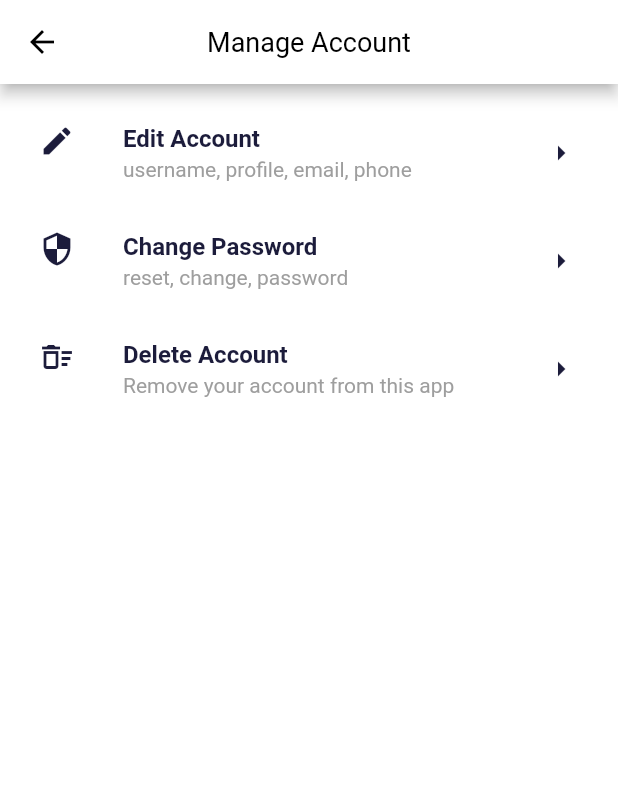
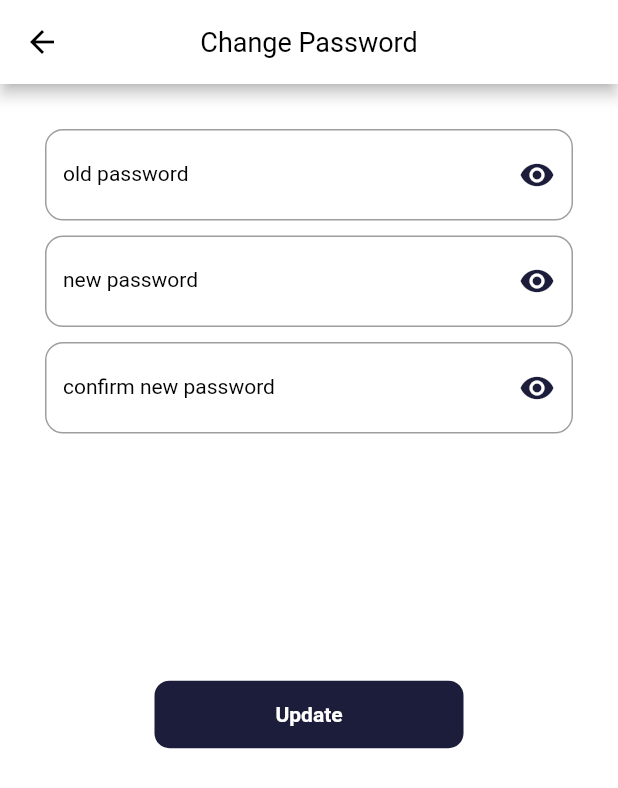
Before and after one commit to nasifayc/delta-bookstore-flutter, a Flutter app: the AccountPage screen opened by its route, after a tap on "Change Password", on a phone screen of 412 x 824 dp. Shown: the top 788 px of the screen. Run offline on Flutter 3.47's test engine with Material 3 defaults, Android fonts, the light colour scheme and no system bars; our stand-ins replace equatable, flutter_bloc, image_picker, lottie, shared_preferences, shimmer; accounts and stored records are empty; Roboto replaces fonts that are missing (roboto).

Commit message:
feature: change password feature

```diff
--- a/delta_ebookstore_app/lib/controllers/user/user_state.dart
+++ b/delta_ebookstore_app/lib/controllers/user/user_state.dart
@@ -8,6 +8,18 @@ abstract class UserState extends Equatable {
 final class UserInitial extends UserState {}
 
 final class UpdatingProfile extends UserState {}
+
+final class ChangingPassword extends UserState {}
+
+final class PasswordChangedSuccess extends UserState {}
+
+final class PasswordChangedFailure extends UserState {
+  final String error;
+
+  PasswordChangedFailure({required this.error});
+  @override
+  List<Object?> get props => [error];
+}
 
 final class UserProfileUpdatedSucceeded extends UserState {
   final String successMessage = "User profile updated successfully";
--- a/delta_ebookstore_app/lib/core/api_url.dart
+++ b/delta_ebookstore_app/lib/core/api_url.dart
@@ -1,5 +1,5 @@
 class ApiUrl {
-  static const String baseUrl = "http://192.168.0.100:4003";
+  static const String baseUrl = "http://192.168.218.212:4003";
 
   static const String signupUrl = "$baseUrl/api/auth/sign-up";
   static const String signinUrl = "$baseUrl/api/auth/sign-in";
@@ -10,4 +10,5 @@ class ApiUrl {
   static const String updateProfileUrl = "$baseUrl/api/user/update-profile";
   static const String userProfileImageUrl =
       "$baseUrl/uploads/user-profile-photo/";
+  static const String changePasswodUrl = "$baseUrl/api/auth/change-my-pwd";
 }
--- a/delta_ebookstore_app/lib/core/main_app.dart
+++ b/delta_ebookstore_app/lib/core/main_app.dart
@@ -6,6 +6,7 @@ import 'package:delta_ebookstore_app/screens/layouts/setting/account_page.dart';
 import 'package:delta_ebookstore_app/screens/layouts/login_page.dart';
 import 'package:delta_ebookstore_app/screens/layouts/otp_screen.dart';
 import 'package:delta_ebookstore_app/screens/layouts/search_page.dart';
+import 'package:delta_ebookstore_app/screens/layouts/setting/change_password.dart';
 import 'package:delta_ebookstore_app/screens/layouts/setting/edit_account.dart';
 import 'package:delta_ebookstore_app/screens/layouts/setting/setting_page.dart';
 import 'package:delta_ebookstore_app/screens/layouts/sign_up_page.dart';
@@ -50,6 +51,7 @@ class _MainAppState extends State<MainApp> {
             '/search': (context) => const SearchPage(),
             '/account': (context) => const AccountPage(),
             '/edit-account': (context) => const EditAccount(),
+            '/change-password': (context) => const ChangePassword()
           },
           home: const AppNavigator(),
         );
--- a/delta_ebookstore_app/lib/screens/layouts/setting/account_page.dart
+++ b/delta_ebookstore_app/lib/screens/layouts/setting/account_page.dart
@@ -66,7 +66,7 @@ class _AccountPageState extends State<AccountPage> {
                   color: theme.primary,
                 ),
                 onTap: () {
-                  // Navigate to Account Settings screen
+                  Navigator.of(context).pushNamed('/change-password');
                 },
               ),
               ListTile(
--- /dev/null
+++ b/delta_ebookstore_app/lib/screens/layouts/setting/change_password.dart
@@ -0,0 +1,171 @@
+import 'dart:developer';
+
+import 'package:delta_ebookstore_app/controllers/user/user_cubit.dart';
+import 'package:delta_ebookstore_app/controllers/user/user_state.dart';
+import 'package:delta_ebookstore_app/core/theme/app_theme.dart';
+import 'package:delta_ebookstore_app/utils/static_data.dart';
+import 'package:delta_ebookstore_app/widgets/common/form_components.dart';
+import 'package:delta_ebookstore_app/widgets/common/primary_button.dart';
+import 'package:flutter/material.dart';
+import 'package:flutter/widgets.dart';
+import 'package:flutter_bloc/flutter_bloc.dart';
+
+class ChangePassword extends StatefulWidget {
+  const ChangePassword({super.key});
+
+  @override
+  State<ChangePassword> createState() => _ChangePasswordState();
+}
+
+class _ChangePasswordState extends State<ChangePassword> {
+  final _formKey = GlobalKey<FormState>();
+  final TextEditingController _prevController = TextEditingController();
+  final TextEditingController _newController = TextEditingController();
+  final TextEditingController _confirmController = TextEditingController();
+
+  @override
+  void dispose() {
+    _prevController.dispose();
+    _newController.dispose();
+    _confirmController.dispose();
+    super.dispose();
+  }
+
+  @override
+  Widget build(BuildContext context) {
+    AppTheme theme = AppTheme.of(context);
+    FormComponents formComponents = FormComponents(context: context);
+    return Scaffold(
+      appBar: AppBar(
+        centerTitle: true,
+        title: Text(
+          'Change Password',
+          style: theme.typography.bodyMedium,
+        ),
+      ),
+      body: BlocConsumer<UserCubit, UserState>(
+        listener: (context, state) {
+          if (state is PasswordChangedSuccess) {
+            StaticData.showDialogBox(
+              context,
+              Text(
+                'Success',
+                style: theme.typography.headlineSmall
+                    .copyWith(color: Colors.green),
+              ),
+              Text(
+                'Password Changed!',
+                style: theme.typography.bodySmall,
+              ),
+            );
+          }
+
+          if (state is PasswordChangedFailure) {
+            StaticData.showDialogBox(
+              context,
+              Text(
+                'Error',
+                style:
+                    theme.typography.headlineSmall.copyWith(color: theme.error),
+              ),
+              Text(
+                state.error,
+                style: theme.typography.bodySmall,
+                maxLines: 10,
+              ),
+            );
+          }
+        },
+        builder: (context, state) {
+          return SingleChildScrollView(
+            child: Padding(
+              padding: const EdgeInsets.all(30),
+              child: Center(
+                child: Form(
+                  key: _formKey,
+                  child: Column(
+                    mainAxisSize: MainAxisSize.min,
+                    children: [
+                      formComponents.buildPasswordField(
+                        _prevController,
+                        Text(
+                          'old password',
+                          style: theme.typography.bodySmall,
+                        ),
+                        validator: (value) {
+                          if (value == null || value.isEmpty) {
+                            return 'required!';
+                          }
+                          return null;
+                        },
+                      ),
+                      const SizedBox(
+                        height: 10,
+                      ),
+                      formComponents.buildPasswordField(
+                        _newController,
+                        Text(
+                          'new password',
+                          style: theme.typography.bodySmall,
+                        ),
+                        validator: (value) {
+                          if (value == null || value.isEmpty) {
+                            return 'required!';
+                          }
+                          return null;
+                        },
+                      ),
+                      const SizedBox(
+                        height: 10,
+                      ),
+                      formComponents.buildPasswordField(
+                        _confirmController,
+                        Text(
+                          'confirm new password',
+                          style: theme.typography.bodySmall,
+                        ),
+                        validator: (value) {
+                          if (value == null || value.isEmpty) {
+                            return 'required!';
+                          }
+                          return null;
+                        },
+                      ),
+                      SizedBox(
+                        height: MediaQuery.of(context).size.height * 0.2,
+                      ),
+                      BlocBuilder<UserCubit, UserState>(
+                        builder: (context, state) {
+                          return PrimaryButton(
+                              onPressed: () {
+                                if (_formKey.currentState?.validate() ??
+                                    false) {
+                                  context.read<UserCubit>().changePassword(
+                                      _prevController.text.trim(),
+                                      _newController.text.trim(),
+                                      _confirmController.text.trim());
+                                }
+                              },
+                              width: MediaQuery.of(context).size.width * 0.5,
+                              color: theme.primary,
+                              child: state is ChangingPassword
+                                  ? CircularProgressIndicator(
+                                      color: theme.secondary,
+                                    )
+                                  : Text(
+                                      'Update',
+                                      style: theme.typography.labelSmall,
+                                    ));
+                        },
+                      )
+                    ],
+                  ),
+                ),
+              ),
+            ),
+          );
+        },
+      ),
+    );
+  }
+}
--- a/delta_ebookstore_app/lib/services/auth/auth_service.dart
+++ b/delta_ebookstore_app/lib/services/auth/auth_service.dart
@@ -15,7 +15,7 @@ class AuthService {
       "confirmPwd": confirmPwd,
       "registerByPhone": false
     };
-    log("--------------- Reached Here -------------------");
+
     final response = await http.post(Uri.parse(ApiUrl.signupUrl),
         headers: <String, String>{
           'Content-Type': 'application/json; charset=UTF-8',
@@ -66,6 +66,7 @@ class AuthService {
     final response = await http
         .get(Uri.parse(ApiUrl.verifyTokenUrl), headers: <String, String>{
       'Authorization': 'Bearer $token',
+      'Content-Type': 'application/json',
     });
 
     return response;
--- a/delta_ebookstore_app/lib/utils/static_data.dart
+++ b/delta_ebookstore_app/lib/utils/static_data.dart
@@ -3,6 +3,37 @@ import 'package:flutter/material.dart';
 import 'package:shimmer/shimmer.dart';
 
 class StaticData {
+  static Future<dynamic> showDialogBox(
+    BuildContext context,
+    Text title,
+    Text content,
+  ) {
+    AppTheme theme = AppTheme.of(context);
+    return showDialog(
+      context: context,
+      builder: (context) => AlertDialog(
+        backgroundColor: theme.primaryBackground,
+        shape: RoundedRectangleBorder(
+          borderRadius: BorderRadius.circular(
+              15.0), // Set border radius for rounded corners
+        ),
+        title: title,
+        content: content,
+        actions: [
+          Center(
+            child: GestureDetector(
+              onTap: () => Navigator.of(context).pop(),
+              child: Text(
+                'Ok',
+                style: theme.typography.headlineSmall,
+              ),
+            ),
+          )
+        ],
+      ),
+    );
+  }
+
   static Shimmer getShimmerEffect(AppTheme theme, {double height = 100}) {
     return Shimmer.fromColors(
       baseColor: theme.primary,
```
Also changed, not shown: delta_ebookstore_app/lib/controllers/user/user_cubit.dart (+21 -0 lines), delta_ebookstore_app/lib/screens/layouts/setting/edit_account.dart (+19 -73 lines), delta_ebookstore_app/lib/services/user/user_service.dart (+21 -0 lines).
